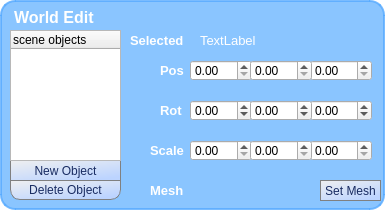
Before: the Qt Designer form bin/pymodules/editgui/editobject.ui in realXtend/tundra, drawn with Qt 5.
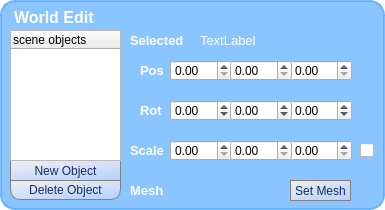
After: the same form once the commit is applied.

Commit message: Keep aspect ratio -checkbox for scaling

The edit to the form file:
```diff
--- a/bin/pymodules/editgui/editobject.ui
+++ b/bin/pymodules/editgui/editobject.ui
@@ -91,7 +91,7 @@
      <widget class="QDoubleSpinBox" name="scalex">
       <property name="geometry">
        <rect>
-        <x>190</x>
+        <x>170</x>
         <y>140</y>
         <width>62</width>
         <height>21</height>
@@ -101,7 +101,7 @@
      <widget class="QDoubleSpinBox" name="xpos">
       <property name="geometry">
        <rect>
-        <x>190</x>
+        <x>170</x>
         <y>60</y>
         <width>62</width>
         <height>21</height>
@@ -117,7 +117,7 @@
      <widget class="QDoubleSpinBox" name="rot_z">
       <property name="geometry">
        <rect>
-        <x>310</x>
+        <x>290</x>
         <y>100</y>
         <width>62</width>
         <height>21</height>
@@ -133,7 +133,7 @@
      <widget class="QDoubleSpinBox" name="rot_x">
       <property name="geometry">
        <rect>
-        <x>190</x>
+        <x>170</x>
         <y>100</y>
         <width>62</width>
         <height>21</height>
@@ -149,7 +149,7 @@
      <widget class="QLabel" name="label_scale">
       <property name="geometry">
        <rect>
-        <x>150</x>
+        <x>130</x>
         <y>140</y>
         <width>41</width>
         <height>21</height>
@@ -169,7 +169,7 @@
      <widget class="QDoubleSpinBox" name="zpos">
       <property name="geometry">
        <rect>
-        <x>310</x>
+        <x>290</x>
         <y>60</y>
         <width>62</width>
         <height>21</height>
@@ -179,7 +179,7 @@
      <widget class="QLabel" name="label_rot">
       <property name="geometry">
        <rect>
-        <x>160</x>
+        <x>140</x>
         <y>100</y>
         <width>41</width>
         <height>21</height>
@@ -199,7 +199,7 @@
      <widget class="QDoubleSpinBox" name="rot_y">
       <property name="geometry">
        <rect>
-        <x>250</x>
+        <x>230</x>
         <y>100</y>
         <width>62</width>
         <height>21</height>
@@ -233,7 +233,7 @@
      <widget class="QLabel" name="label_X">
       <property name="geometry">
        <rect>
-        <x>160</x>
+        <x>140</x>
         <y>60</y>
         <width>51</width>
         <height>21</height>
@@ -255,7 +255,7 @@
        <rect>
         <x>200</x>
         <y>30</y>
-        <width>161</width>
+        <width>141</width>
         <height>21</height>
        </rect>
       </property>
@@ -271,7 +271,7 @@
      <widget class="QDoubleSpinBox" name="scalez">
       <property name="geometry">
        <rect>
-        <x>310</x>
+        <x>290</x>
         <y>140</y>
         <width>62</width>
         <height>21</height>
@@ -281,7 +281,7 @@
      <widget class="QDoubleSpinBox" name="scaley">
       <property name="geometry">
        <rect>
-        <x>250</x>
+        <x>230</x>
         <y>140</y>
         <width>62</width>
         <height>21</height>
@@ -291,7 +291,7 @@
      <widget class="QDoubleSpinBox" name="ypos">
       <property name="geometry">
        <rect>
-        <x>250</x>
+        <x>230</x>
         <y>60</y>
         <width>62</width>
         <height>21</height>
@@ -309,7 +309,7 @@
        <rect>
         <x>10</x>
         <y>7</y>
-        <width>287</width>
+        <width>101</width>
         <height>23</height>
        </rect>
       </property>
@@ -366,7 +366,7 @@
      <widget class="QLabel" name="label_scale_3">
       <property name="geometry">
        <rect>
-        <x>150</x>
+        <x>130</x>
         <y>180</y>
         <width>41</width>
         <height>21</height>
@@ -386,7 +386,7 @@
      <widget class="QPushButton" name="setMesh">
       <property name="geometry">
        <rect>
-        <x>320</x>
+        <x>290</x>
         <y>180</y>
         <width>61</width>
         <height>21</height>
@@ -400,6 +400,37 @@
        <string>Set Mesh</string>
       </property>
      </widget>
+     <widget class="QCheckBox" name="scale_lock">
+      <property name="enabled">
+       <bool>true</bool>
+      </property>
+      <property name="geometry">
+       <rect>
+        <x>360</x>
+        <y>135</y>
+        <width>16</width>
+        <height>31</height>
+       </rect>
+      </property>
+      <property name="sizePolicy">
+       <sizepolicy hsizetype="Minimum" vsizetype="Fixed">
+        <horstretch>0</horstretch>
+        <verstretch>0</verstretch>
+       </sizepolicy>
+      </property>
+      <property name="text">
+       <string/>
+      </property>
+      <property name="iconSize">
+       <size>
+        <width>20</width>
+        <height>20</height>
+       </size>
+      </property>
+      <property name="checked">
+       <bool>false</bool>
+      </property>
+     </widget>
     </widget>
    </item>
   </layout>
```
The commit also changes 1 other file.
